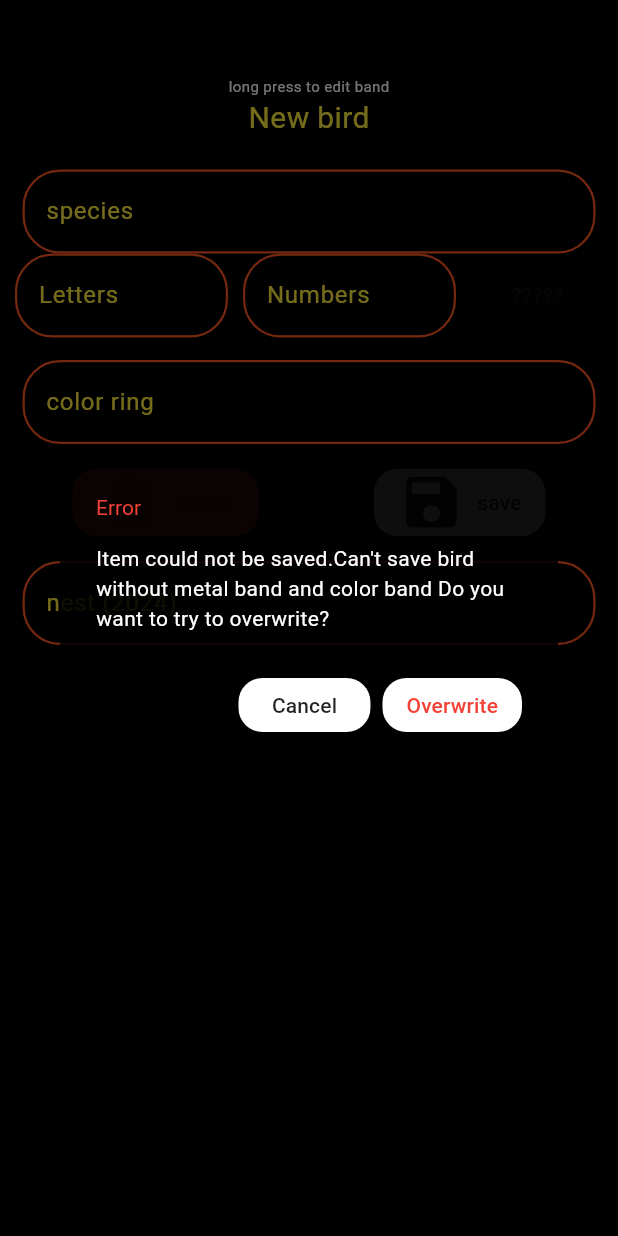
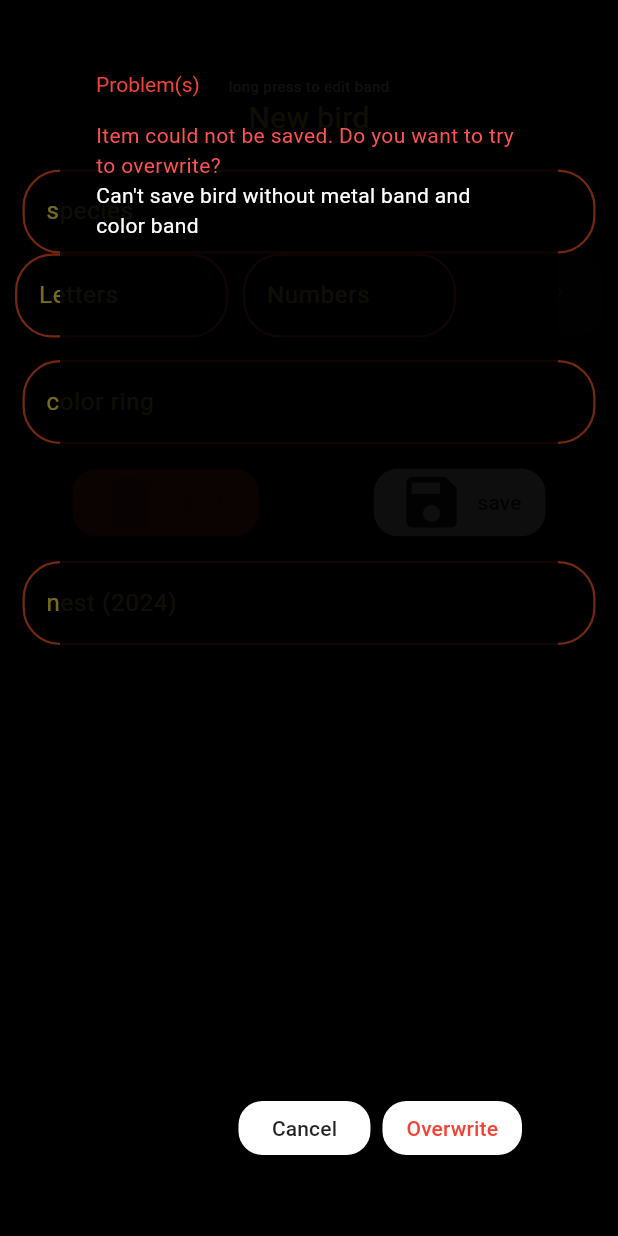
Before and after one commit to rix133/flutter_bird_colony, a Flutter app: the EditBird screen opened by its route, after a tap on "save", on a phone screen of 412 x 824 dp. Run offline on Flutter 3.47's test engine with Material 3 defaults, Android fonts, the phone set to English and light mode, and no system bars; our stand-ins replace cloud_firestore, firebase_auth, firebase_core, flutter_colorpicker, flutter_compass, geolocator and 4 more; missing offline and left inert: excel; accounts and stored records are empty; generated files the repository leaves out were written again; project files that could hold a hidden picture were left out.

Commit message:
closes #68 shows all validation problems

```diff
--- a/lib/design/modifingButtons.dart
+++ b/lib/design/modifingButtons.dart
@@ -36,7 +36,8 @@ class ModifyingButtons extends StatefulWidget {
 }
 
 class _ModifyingButtonsState extends State<ModifyingButtons> {
-  UpdateResult ur = UpdateResult(success: false, message: "", type: "empty");
+  UpdateResult ur = UpdateResult.error(message: "uninitialized");
+  List<UpdateResult> urs = [];
   late FirestoreItem item;
   bool _isLoading = false;
   SharedPreferencesService? sps;
@@ -58,10 +59,9 @@ class _ModifyingButtonsState extends State<ModifyingButtons> {
     bool doValidate = validate;
     bool doOverwrite = allowOverwrite;
     if (validate) {
-      ur = item.validate(sps, otherItems: otherFSItems);
-      if (!ur.success) {
-        showAlertDialog(
-            superContext, "Validation failed. " + ur.message, saveItem,
+      urs = item.validate(sps, otherItems: otherFSItems);
+      if (urs.isNotEmpty) {
+        showAlertDialog(superContext, "Validation failed", urs, saveItem,
             validate: false,
             btnString: "save anyway",
             allowOverwrite: doOverwrite);
@@ -82,9 +82,8 @@ class _ModifyingButtonsState extends State<ModifyingButtons> {
       });
       showAlertDialog(
           context,
-          "Item could not be saved." +
-              ur.message +
-              " Do you want to try to overwrite?",
+          "Item could not be saved. Do you want to try to overwrite?",
+          [ur],
           saveItem,
           allowOverwrite: true,
           btnString: "Overwrite",
@@ -135,7 +134,7 @@ class _ModifyingButtonsState extends State<ModifyingButtons> {
                 });
                 Navigator.pop(context);
                 showAlertDialog(
-                    context, "Item could not be deleted. " + ur.message, close,
+                    context, "Item could not be deleted.", [ur], close,
                     btnString: "OK");
               } else {
                 setState(() {
@@ -155,17 +154,24 @@ class _ModifyingButtonsState extends State<ModifyingButtons> {
     );
   }
 
-  void showAlertDialog(BuildContext context, String message, Function action,
+  void showAlertDialog(BuildContext context, String message,
+      List<UpdateResult> errors, Function action,
       {bool allowOverwrite = false,
       String btnString = "Retry",
       bool validate = true}) {
+    int errCount = errors.length;
+    String mainMessage =
+        errCount == 1 ? message : message + " ($errCount errors)";
     showDialog(
       context: context,
       builder: (BuildContext context) => AlertDialog(
         backgroundColor: Colors.black87,
         titleTextStyle: TextStyle(color: Colors.red),
-        title: Text("Error"),
-        content: Text(message),
+        title: Text("Problem(s)"),
+        content: Column(children: [
+          Text(mainMessage, style: TextStyle(color: Colors.redAccent)),
+          ...errors.map((e) => Text(e.message)).toList(),
+        ]),
         actions: <Widget>[
           TextButton(
             style: ButtonStyle(
--- a/lib/models/experimentedItem.dart
+++ b/lib/models/experimentedItem.dart
@@ -31,28 +31,28 @@ class ExperimentedItem{
     }
   }
 
-  UpdateResult validate(SharedPreferencesService? sps,
+  List<UpdateResult> validate(SharedPreferencesService? sps,
       {List<FirestoreItem> otherItems = const []}) {
+    List<UpdateResult> results = [];
     if (otherItems.isNotEmpty) {
       //check if there are any other items that cant pass validation
       for (FirestoreItem item in otherItems) {
-        UpdateResult result = item.validate(sps);
-        if (!result.success) {
-          return result;
-        }
+        List<UpdateResult> subResult = item.validate(sps);
+        results.addAll(subResult);
       }
     }
     if (measures.isNotEmpty) {
       for (Measure m in measures) {
         //get the name of the item
         if (m.isInvalid()) {
-          return UpdateResult.error(
+          UpdateResult err = UpdateResult.error(
               message:
                   "Measure ${m.name} on $itemName is required but not filled in!");
+          results.add(err);
         }
       }
     }
-    return UpdateResult.validateOK();
+    return results;
   }
 
   void dispose(){
--- a/lib/models/firestore/defaultSettings.dart
+++ b/lib/models/firestore/defaultSettings.dart
@@ -279,9 +279,9 @@ class DefaultSettings implements FirestoreItem {
     ]);
   }
 
-  UpdateResult validate(SharedPreferencesService? sps,
+  List<UpdateResult> validate(SharedPreferencesService? sps,
       {List<FirestoreItem> otherItems = const []}) {
-    return UpdateResult.validateOK();
+    return [];
   }
 
   @override
--- a/lib/models/firestore/egg.dart
+++ b/lib/models/firestore/egg.dart
@@ -36,11 +36,11 @@ class Egg extends ExperimentedItem implements FirestoreItem {
   }
 
   @override
-  UpdateResult validate(SharedPreferencesService? sps,
+  List<UpdateResult> validate(SharedPreferencesService? sps,
       {List<FirestoreItem> otherItems = const []}) {
     //if egg is broken or missing, no need to validate
     if (!status.canMeasure) {
-      return UpdateResult.validateOK();
+      return [];
     }
 
     return super.validate(sps, otherItems: otherItems);
--- a/lib/models/firestore/experiment.dart
+++ b/lib/models/firestore/experiment.dart
@@ -194,9 +194,9 @@ class Experiment implements FirestoreItem {
         };
   }
 
-  UpdateResult validate(SharedPreferencesService? sps,
+  List<UpdateResult> validate(SharedPreferencesService? sps,
       {List<FirestoreItem> otherItems = const []}) {
-    return UpdateResult.validateOK();
+    return [];
   }
 
   gotoBird(String bird, BuildContext context) {
--- a/lib/models/firestore/firestoreItem.dart
+++ b/lib/models/firestore/firestoreItem.dart
@@ -24,7 +24,7 @@ abstract class FirestoreItem{
 
   FirestoreItem copy();
 
-  UpdateResult validate(SharedPreferencesService? sps,
+  List<UpdateResult> validate(SharedPreferencesService? sps,
       {List<FirestoreItem> otherItems = const []});
 
   Future <UpdateResult> save(FirebaseFirestore firestore, {CollectionReference<Object?>? otherItems = null, bool allowOverwrite = false, String type = "default"});
--- a/lib/models/firestore/nest.dart
+++ b/lib/models/firestore/nest.dart
@@ -141,15 +141,17 @@ class Nest extends ExperimentedItem implements FirestoreItem {
   }
 
   @override
-  UpdateResult validate(SharedPreferencesService? sps,
+  List<UpdateResult> validate(SharedPreferencesService? sps,
       {List<FirestoreItem> otherItems = const []}) {
+    List<UpdateResult> results = [];
     //if nest location is inaccurate raise a warning
     if (getAccuracy() > (sps?.desiredAccuracy ?? 10.0)) {
-      return UpdateResult.error(
-          message: "nest location accuracy is over ${sps?.desiredAccuracy} m");
+      results.add(UpdateResult.error(
+          message: "Nest location accuracy is over ${sps?.desiredAccuracy} m"));
     }
+    results.addAll(super.validate(sps, otherItems: otherItems));
 
-    return super.validate(sps, otherItems: otherItems);
+    return results;
   }
 
   checkedToday() {
--- a/lib/models/firestore/species.dart
+++ b/lib/models/firestore/species.dart
@@ -237,9 +237,9 @@ class Species implements FirestoreItem {
     };
   }
 
-  UpdateResult validate(SharedPreferencesService? sps,
+  List<UpdateResult> validate(SharedPreferencesService? sps,
       {List<FirestoreItem> otherItems = const []}) {
-    return UpdateResult.validateOK();
+    return [];
   }
 
   List<Widget> getSpeciesForm(BuildContext context, void Function(Function()) setState) {
```
Also changed, not shown: 1 other file.
